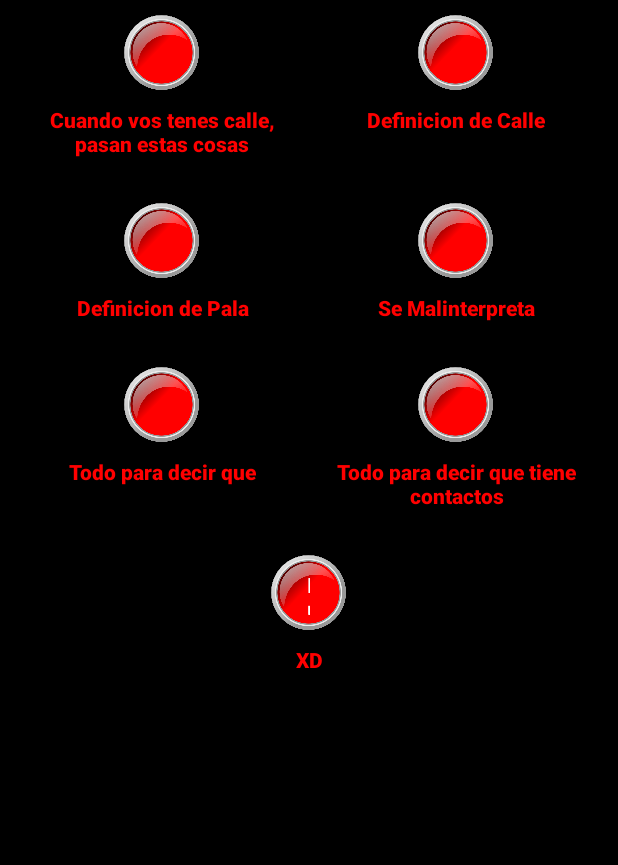
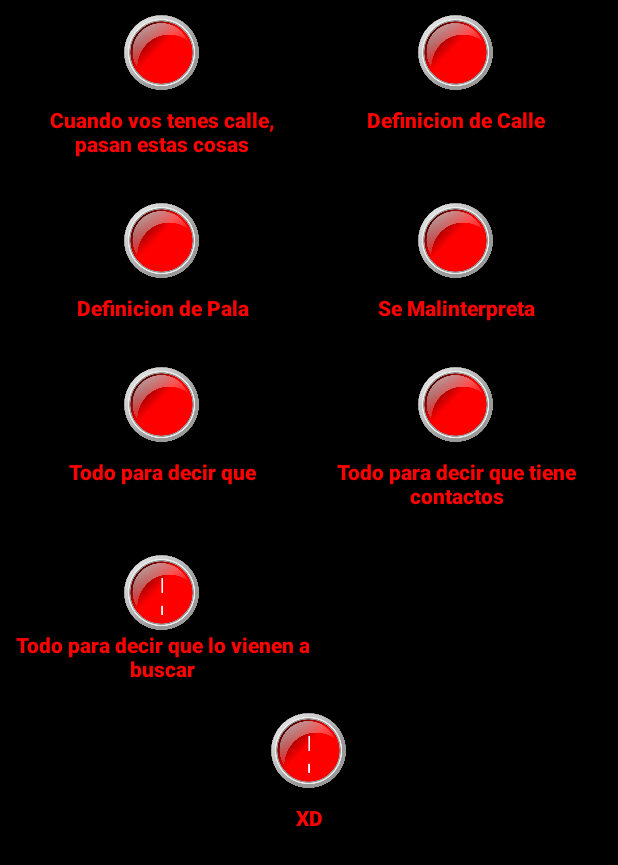
Before and after one commit to Agustin2211/Android, an Android app: the Botones screen opened directly, with no data from a screen before it, on a phone screen of 412 x 824 dp. Shown: the top 865 px of the screen. Run offline under Robolectric (Android 15) with nearby library versions, the phone set to English and light mode, and no system bars.

Commit message:
Ajustes en los botones

```diff
--- a/Botonera/app/src/main/java/com/example/botonera/Botones.java
+++ b/Botonera/app/src/main/java/com/example/botonera/Botones.java
@@ -19,10 +19,22 @@ public class Botones extends AppCompatActivity {
         EdgeToEdge.enable(this);
         setContentView(R.layout.activity_botones);
 
-        MediaPlayer mpCuandoVosTenesCalle= MediaPlayer.create(this, R.raw.cuando_vos_tenes_calle);
-        MediaPlayer mpDefinicionDeCalle= MediaPlayer.create(this, R.raw.definicion_de_calle);
+        MediaPlayer mpCuandoVosTenesCalle = MediaPlayer.create(this, R.raw.cuando_vos_tenes_calle);
+        MediaPlayer mpDefinicionDeCalle = MediaPlayer.create(this, R.raw.definicion_de_calle);
+        MediaPlayer mpDefinicionDePala = MediaPlayer.create(this, R.raw.definicion_de_pala);
+        MediaPlayer mpSeMalinterpreta = MediaPlayer.create(this, R.raw.se_malinterpreta);
+        MediaPlayer mpTodoParaDecirQue = MediaPlayer.create(this, R.raw.todo_para_decir_que);
+        MediaPlayer mpTodoParaDecirQueTieneContactos = MediaPlayer.create(this, R.raw.todo_para_decir_que_tiene_contactos);
+
+        MediaPlayer mpXD = MediaPlayer.create(this, R.raw.xd);
+
         Button buttonCuandoVosTenesCalle = findViewById(R.id.buttonCuandoVosTenesCalle);
         Button buttonDefinicionDeCalle = findViewById(R.id.buttonDefinicionDeCalle);
+        Button buttonDefinicionDePala = findViewById(R.id.buttonDefinicionDePala);
+        Button buttonSeMalinterpreta = findViewById(R.id.buttonSeMalinterpreta);
+        Button buttonTodoParaDecirQue = findViewById(R.id.buttonTodoParaDecirQue);
+        Button buttonTodoParaDecirQueTieneContactos = findViewById(R.id.buttonTodoParaDecirQueTieneContactos);
+        Button buttonXD = findViewById(R.id.buttonXD);
 
         ViewCompat.setOnApplyWindowInsetsListener(findViewById(R.id.main), (v, insets) -> {
             Insets systemBars = insets.getInsets(WindowInsetsCompat.Type.systemBars());
@@ -44,5 +56,40 @@ public class Botones extends AppCompatActivity {
                 mpDefinicionDeCalle.start();
             }
         });
+
+        buttonDefinicionDePala.setOnClickListener(new View.OnClickListener() {
+            @Override
+            public void onClick(View view) {
+                mpDefinicionDePala.start();
+            }
+        });
+
+        buttonSeMalinterpreta.setOnClickListener(new View.OnClickListener() {
+            @Override
+            public void onClick(View view) {
+                mpSeMalinterpreta.start();
+            }
+        });
+
+        buttonTodoParaDecirQue.setOnClickListener(new View.OnClickListener() {
+            @Override
+            public void onClick(View view) {
+                mpTodoParaDecirQue.start();
+            }
+        });
+
+        buttonTodoParaDecirQueTieneContactos.setOnClickListener(new View.OnClickListener() {
+            @Override
+            public void onClick(View view) {
+                mpTodoParaDecirQueTieneContactos.start();
+            }
+        });
+
+        buttonXD.setOnClickListener(new View.OnClickListener() {
+            @Override
+            public void onClick(View view) {
+                mpXD.start();
+            }
+        });
     }
 }
--- a/Botonera/app/src/main/res/layout/activity_botones.xml
+++ b/Botonera/app/src/main/res/layout/activity_botones.xml
@@ -103,7 +103,7 @@
                     android:orientation="vertical">
 
                     <Button
-                        android:id="@+id/button3"
+                        android:id="@+id/buttonDefinicionDePala"
                         android:layout_width="50dp"
                         android:layout_height="50dp"
                         android:background="@mipmap/boton"
@@ -131,7 +131,7 @@
                     android:orientation="vertical">
 
                     <Button
-                        android:id="@+id/button4"
+                        android:id="@+id/buttonSeMalinterpreta"
                         android:layout_width="50dp"
                         android:layout_height="50dp"
                         android:background="@mipmap/boton"
@@ -173,7 +173,7 @@
                     android:orientation="vertical">
 
                     <Button
-                        android:id="@+id/button6"
+                        android:id="@+id/buttonTodoParaDecirQue"
                         android:layout_width="50dp"
                         android:layout_height="50dp"
                         android:background="@mipmap/boton"
@@ -201,7 +201,7 @@
                     android:orientation="vertical">
 
                     <Button
-                        android:id="@+id/button9"
+                        android:id="@+id/buttonTodoParaDecirQueTieneContactos"
                         android:layout_width="50dp"
                         android:layout_height="50dp"
                         android:background="@mipmap/boton"
@@ -228,6 +228,52 @@
         <LinearLayout
             android:layout_width="match_parent"
             android:layout_height="wrap_content"
+            android:orientation="vertical">
+
+            <LinearLayout
+                android:layout_width="match_parent"
+                android:layout_height="match_parent"
+                android:orientation="horizontal"
+                android:padding="10dp">
+
+                <LinearLayout
+                    android:layout_width="match_parent"
+                    android:layout_height="match_parent"
+                    android:layout_weight="1"
+                    android:gravity="center_horizontal"
+                    android:orientation="vertical">
+
+                    <Button
+                        android:id="@+id/button"
+                        android:layout_width="50dp"
+                        android:layout_height="50dp"
+                        android:background="@drawable/boton"
+                        android:text="Button"
+                        app:backgroundTint="@null" />
+
+                    <TextView
+                        android:id="@+id/textView2"
+                        android:layout_width="match_parent"
+                        android:layout_height="wrap_content"
+                        android:fontFamily="sans-serif-black"
+                        android:text="Todo para decir que lo vienen a buscar"
+                        android:textAlignment="center"
+                        android:textColor="@color/red"
+                        android:textStyle="bold" />
+                </LinearLayout>
+
+                <LinearLayout
+                    android:layout_width="match_parent"
+                    android:layout_height="match_parent"
+                    android:layout_weight="1"
+                    android:orientation="vertical"></LinearLayout>
+            </LinearLayout>
+
+        </LinearLayout>
+
+        <LinearLayout
+            android:layout_width="match_parent"
+            android:layout_height="wrap_content"
             android:orientation="vertical"
             android:padding="10dp">
 
@@ -244,7 +290,7 @@
                     android:orientation="vertical">
 
                     <Button
-                        android:id="@+id/button"
+                        android:id="@+id/buttonXD"
                         android:layout_width="50dp"
                         android:layout_height="50dp"
                         android:background="@drawable/boton"
```
Also changed, not shown: Botonera/app/src/main/res/mipmap-hdpi/logo.png (deleted), 5 other files.
